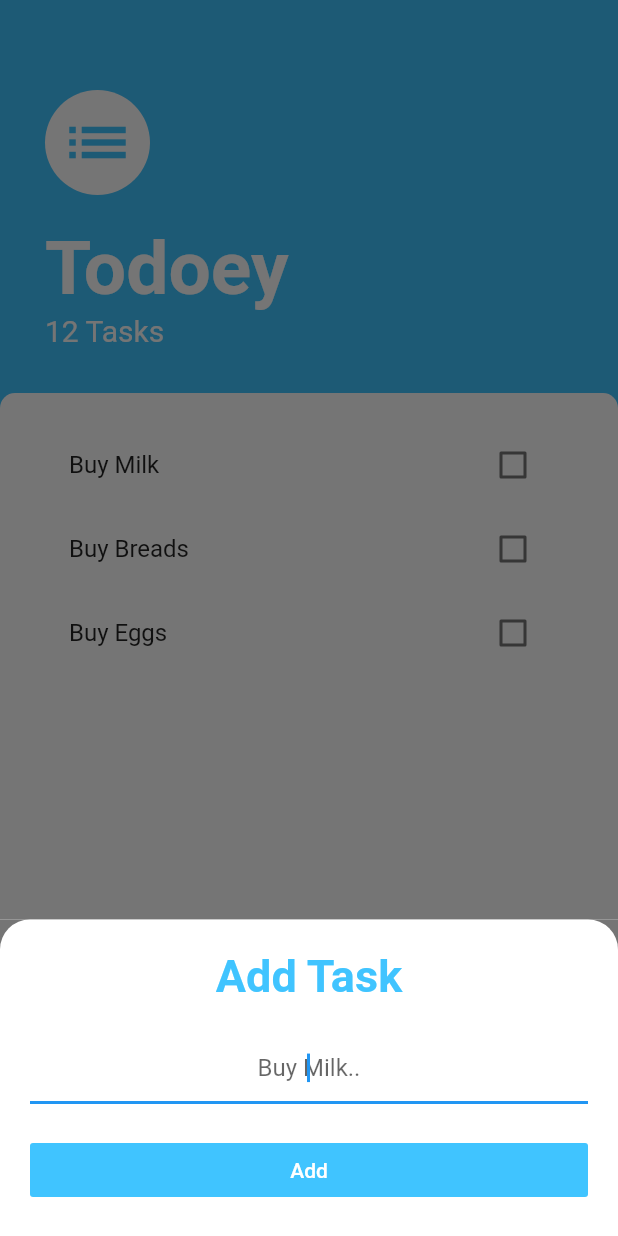
After one commit to dtr-beast/Todoey, a Flutter app: the screen it shows after launch, after a tap on the "add" icon, on a phone screen of 412 x 824 dp. The commit adds this screen. Run offline on Flutter 3.47's test engine with Material 2 defaults, Android fonts, the light colour scheme and no system bars.

Commit message:
Refactored Code

```diff
--- /dev/null
+++ b/lib/models/tasks.dart
@@ -0,0 +1,10 @@
+class Task {
+  final String name;
+  bool isDone;
+
+  Task({this.name, this.isDone = false});
+
+  void toggleDone() {
+    this.isDone = !isDone;
+  }
+}
--- a/lib/screens/add_tasks.dart
+++ b/lib/screens/add_tasks.dart
@@ -31,7 +31,7 @@
               height: 20.0,
             ),
             TextField(
-              decoration: InputDecoration(hintText: 'Go and buy Milk..'),
+              decoration: InputDecoration(hintText: 'Buy Milk..'),
               autofocus: true,
               textAlign: TextAlign.center,
             ),
--- /dev/null
+++ b/lib/widgets/task_tile.dart
@@ -0,0 +1,24 @@
+import 'package:flutter/material.dart';
+
+class TaskTile extends StatelessWidget {
+  final bool isChecked;
+  final String taskTitle;
+  final Function checkBoxCallBack;
+  TaskTile({this.isChecked, this.taskTitle, this.checkBoxCallBack});
+
+  @override
+  Widget build(BuildContext context) {
+    return ListTile(
+      title: Text(
+        taskTitle,
+        style: TextStyle(
+            decoration: isChecked ? TextDecoration.lineThrough : null),
+      ),
+      trailing: Checkbox(
+        activeColor: Colors.lightBlueAccent,
+        value: isChecked,
+        onChanged: checkBoxCallBack,
+      ),
+    );
+  }
+}
--- /dev/null
+++ b/lib/widgets/tasks_list.dart
@@ -0,0 +1,34 @@
+import 'package:flutter/material.dart';
+import 'package:todo/models/tasks.dart';
+import 'package:todo/widgets/task_tile.dart';
+
+class TasksList extends StatefulWidget {
+  @override
+  _TasksListState createState() => _TasksListState();
+}
+
+class _TasksListState extends State<TasksList> {
+  final List<Task> tasks = [
+    Task(name: 'Buy Milk'),
+    Task(name: 'Buy Breads'),
+    Task(name: 'Buy Eggs'),
+  ];
+
+  @override
+  Widget build(BuildContext context) {
+    return ListView.builder(
+      itemBuilder: (context, index) {
+        return TaskTile(
+          taskTitle: tasks[index].name,
+          isChecked: tasks[index].isDone,
+          checkBoxCallBack: (bool value) {
+            setState(() {
+              tasks[index].toggleDone();
+            });
+          },
+        );
+      },
+      itemCount: tasks.length,
+    );
+  }
+}
```
Also changed, not shown: lib/screens/task_screen.dart (+3 -53 lines).
